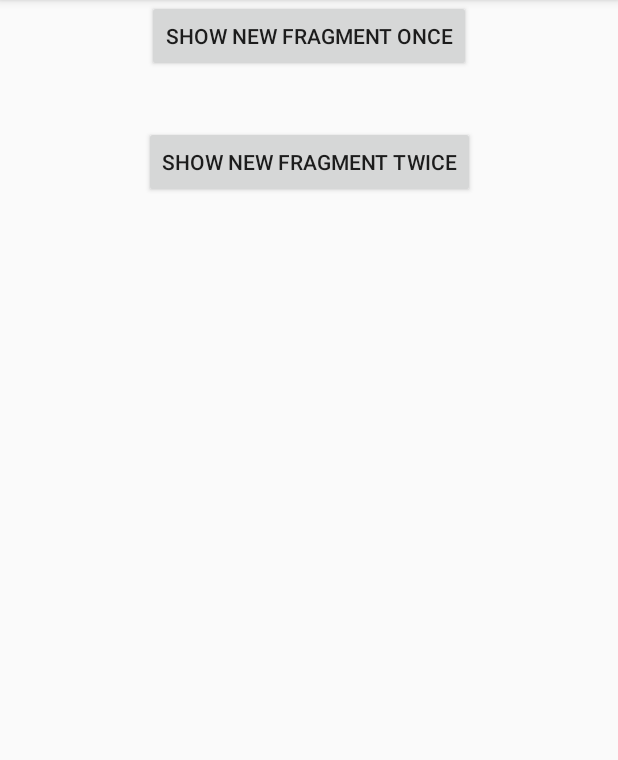
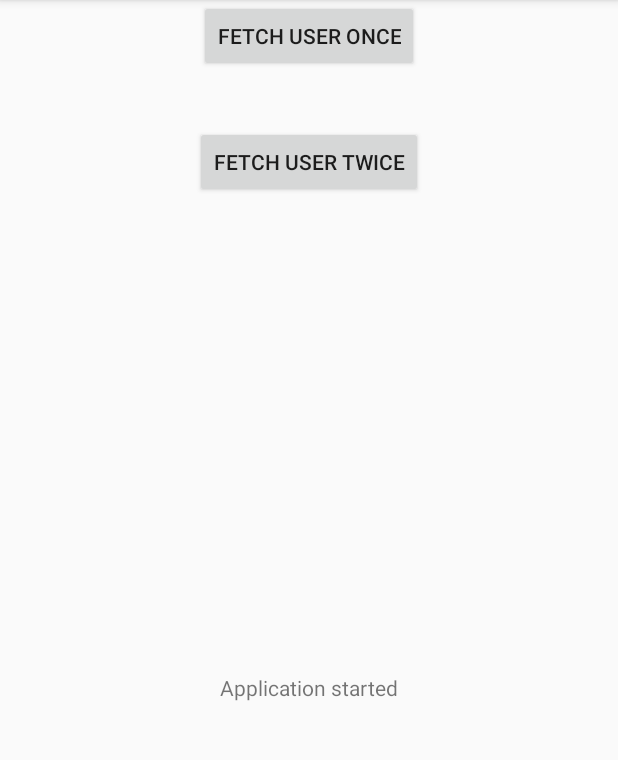
Before and after one commit to lukaszreszetow/RoomTransactionsTest, an Android app: the screen it shows after launch (MainActivity), on a phone screen of 412 x 824 dp, the part 84-844 px from its top. Run offline under Robolectric (Android 15) with nearby library versions, the phone set to English and light mode, and no system bars; our stand-ins replace Room's generated code.

```diff
--- /dev/null
+++ b/app/src/main/java/com/example/roomtransactionstest/CurrentThread.kt
@@ -0,0 +1,3 @@
+package com.example.roomtransactionstest
+
+val currentThread get() = Thread.currentThread().name
--- a/app/src/main/java/com/example/roomtransactionstest/persistance/UserDao.kt
+++ b/app/src/main/java/com/example/roomtransactionstest/persistance/UserDao.kt
@@ -6,22 +6,23 @@ import androidx.room.Insert
 import androidx.room.OnConflictStrategy
 import androidx.room.Query
 import androidx.room.Transaction
+import com.example.roomtransactionstest.currentThread
 import kotlinx.coroutines.delay
 
 @Dao
 interface UserDao {
 
     @Insert(onConflict = OnConflictStrategy.REPLACE)
-    abstract fun insert(user: User)
+    suspend fun insert(user: User)
 
     @Query("SELECT * FROM user WHERE uid = :userId")
     suspend fun getUser(userId: Int): User?
 
     @Transaction
     suspend fun getUserWithTransaction(userId: Int): User? {
-        Log.d("UserDao", "getUserWithTransaction - start delay")
+        Log.d("UserDao", "[$currentThread] getUserWithTransaction - start delay")
         delay(3000)
-        Log.d("UserDao", "getUserWithTransaction - after delay")
+        Log.d("UserDao", "[$currentThread] getUserWithTransaction - after delay")
         return getUser(userId)
     }
 }
--- a/app/src/main/res/layout/activity_main.xml
+++ b/app/src/main/res/layout/activity_main.xml
@@ -7,31 +7,33 @@
     tools:context=".MainActivity">
 
     <Button
-        android:id="@+id/newFragmentOnce"
+        android:id="@+id/fetchOnce"
         android:layout_width="wrap_content"
         android:layout_height="wrap_content"
-        android:text="Show new fragment once"
+        android:text="Fetch user once"
         app:layout_constraintEnd_toEndOf="parent"
         app:layout_constraintStart_toStartOf="parent"
         app:layout_constraintTop_toTopOf="parent" />
 
     <Button
-        android:id="@+id/newFragmentTwice"
+        android:id="@+id/fetchTwice"
         android:layout_width="wrap_content"
         android:layout_height="wrap_content"
         android:layout_marginTop="36dp"
-        android:text="Show new fragment twice"
+        android:text="Fetch user twice"
         app:layout_constraintEnd_toEndOf="parent"
         app:layout_constraintStart_toStartOf="parent"
-        app:layout_constraintTop_toBottomOf="@id/newFragmentOnce" />
+        app:layout_constraintTop_toBottomOf="@id/fetchOnce" />
 
-    <androidx.fragment.app.FragmentContainerView
-        android:id="@+id/fragmentContainer"
-        android:layout_width="0dp"
-        android:layout_height="0dp"
+    <TextView
+        android:id="@+id/resultTV"
+        android:layout_width="wrap_content"
+        android:layout_height="wrap_content"
+        android:layout_marginTop="16dp"
+        android:text="Application started"
         app:layout_constraintBottom_toBottomOf="parent"
         app:layout_constraintEnd_toEndOf="parent"
         app:layout_constraintStart_toStartOf="parent"
-        app:layout_constraintTop_toTopOf="parent" />
+        app:layout_constraintTop_toBottomOf="@id/fetchTwice" />
 
 </androidx.constraintlayout.widget.ConstraintLayout>
```
Also changed, not shown: app/src/main/java/com/example/roomtransactionstest/DataLoadingFragment.kt (deleted, +0 -66 lines), app/src/main/java/com/example/roomtransactionstest/MainActivity.kt (+41 -19 lines), app/src/main/res/layout/fragment_layout.xml (deleted, +0 -22 lines).
